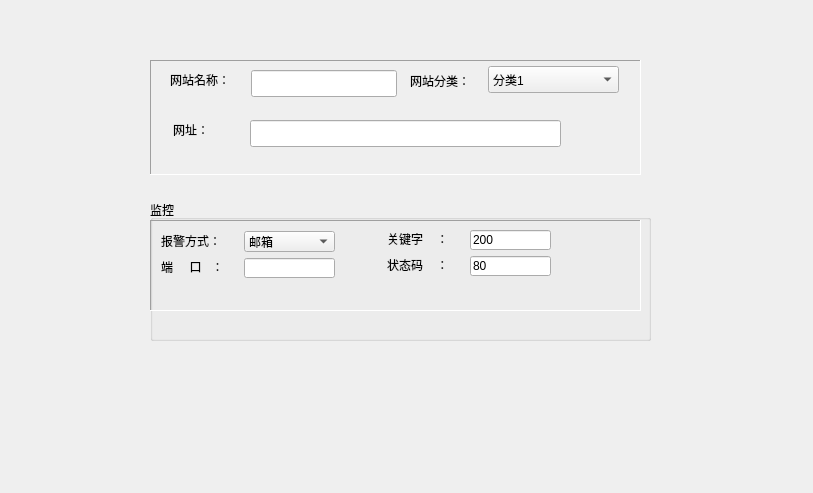
The window that netmanager/netadd.ui (zhangjiacheng1991/netmanager) describes before a commit, drawn with Qt 5.
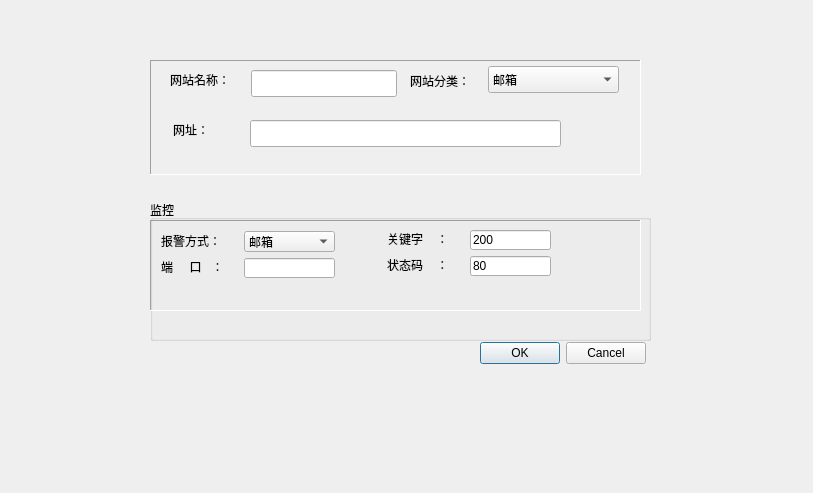
The same window after the commit.

Diff of the .ui file:
```diff
--- a/netmanager/netadd.ui
+++ b/netmanager/netadd.ui
@@ -85,7 +85,7 @@
     </property>
     <item>
      <property name="text">
-      <string>分类1</string>
+      <string>邮箱</string>
      </property>
     </item>
     <item>
@@ -339,6 +339,19 @@
     </widget>
    </widget>
   </widget>
+  <widget class="QDialogButtonBox" name="buttonBox">
+   <property name="geometry">
+    <rect>
+     <x>470</x>
+     <y>340</y>
+     <width>176</width>
+     <height>27</height>
+    </rect>
+   </property>
+   <property name="standardButtons">
+    <set>QDialogButtonBox::Cancel|QDialogButtonBox::Ok</set>
+   </property>
+  </widget>
  </widget>
  <resources/>
  <connections/>
```
Left out of the diff: 21 changed lines with no effect on the pictures.
